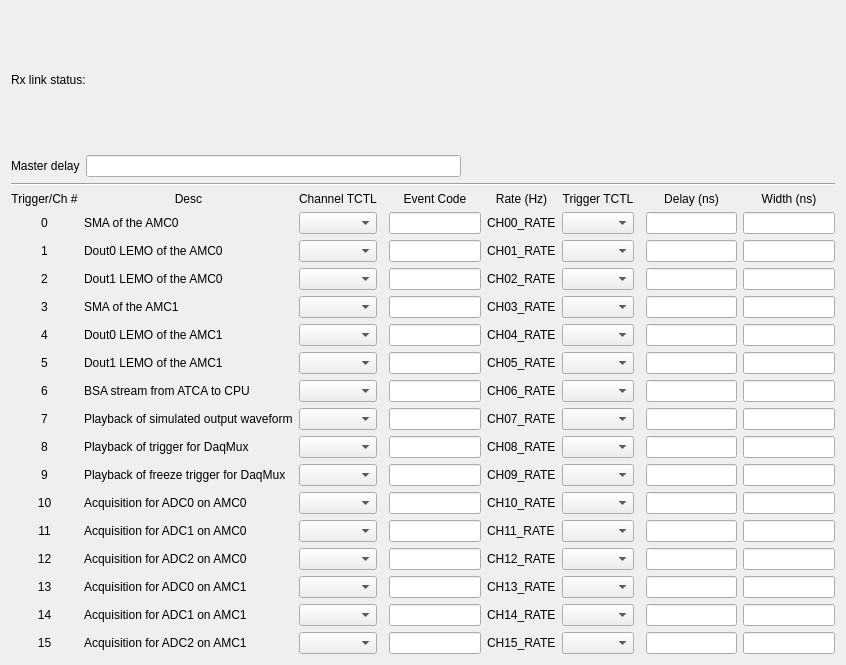
The window that bcmApp/ui/facet2/bcm_triggers.ui (slaclab/BunchChargeMonitor) describes before a commit, drawn with Qt 5.
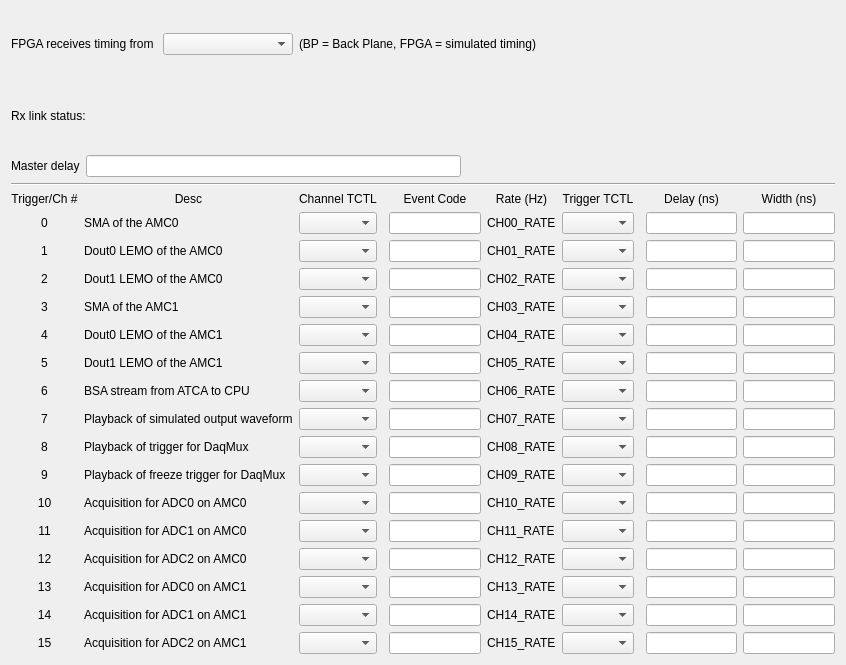
The same window after the commit. Custom widgets are drawn as their Qt base class.

Commit message: Added crossbar control to IOC and screen

Diff of the .ui file:
```diff
--- a/bcmApp/ui/facet2/bcm_triggers.ui
+++ b/bcmApp/ui/facet2/bcm_triggers.ui
@@ -14,6 +14,53 @@
    <string>Bunch Charge ${INST} Triggers</string>
   </property>
   <layout class="QVBoxLayout" name="verticalLayout">
+   <item>
+    <layout class="QHBoxLayout" name="horizontalLayout_4">
+     <item>
+      <widget class="QLabel" name="label_45">
+       <property name="text">
+        <string>FPGA receives timing from </string>
+       </property>
+      </widget>
+     </item>
+     <item>
+      <widget class="PyDMEnumComboBox" name="PyDMEnumComboBox_17">
+       <property name="minimumSize">
+        <size>
+         <width>130</width>
+         <height>0</height>
+        </size>
+       </property>
+       <property name="toolTip">
+        <string/>
+       </property>
+       <property name="channel" stdset="0">
+        <string>${P}:TCRB1:OUTPUTCONFIG</string>
+       </property>
+      </widget>
+     </item>
+     <item>
+      <widget class="QLabel" name="label_2">
+       <property name="text">
+        <string>(BP = Back Plane, FPGA = simulated timing)</string>
+       </property>
+      </widget>
+     </item>
+     <item>
+      <spacer name="horizontalSpacer_3">
+       <property name="orientation">
+        <enum>Qt::Horizontal</enum>
+       </property>
+       <property name="sizeHint" stdset="0">
+        <size>
+         <width>40</width>
+         <height>20</height>
+        </size>
+       </property>
+      </spacer>
+     </item>
+    </layout>
+   </item>
    <item>
     <layout class="QHBoxLayout" name="horizontalLayout_3">
      <item>
```
The commit also changes 2 other files.
